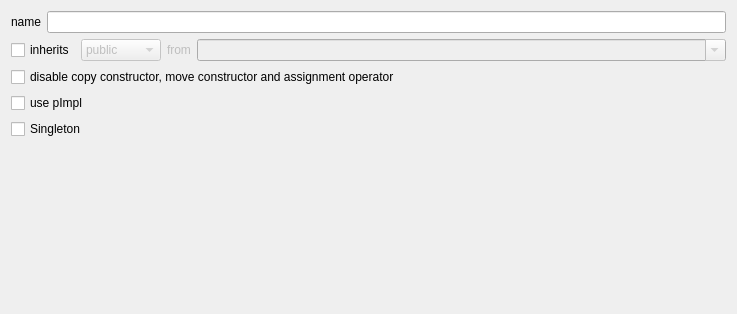
Before: the Qt Designer form CodeCreator/ClassGenerator.ui in Ulle84/UllesSourceCode, drawn with Qt 5.
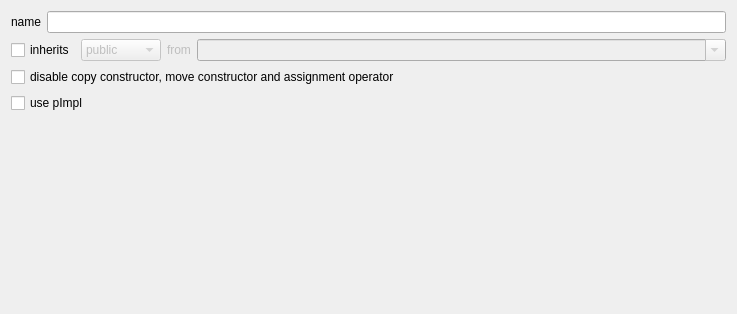
After: the same form once the commit is applied.

Patch:
```diff
--- a/CodeCreator/ClassGenerator.ui
+++ b/CodeCreator/ClassGenerator.ui
@@ -113,13 +113,6 @@
      </property>
     </widget>
    </item>
-   <item>
-    <widget class="QCheckBox" name="checkBoxSingleton">
-     <property name="text">
-      <string>Singleton</string>
-     </property>
-    </widget>
-   </item>
    <item>
     <spacer name="verticalSpacer">
      <property name="orientation">
```
